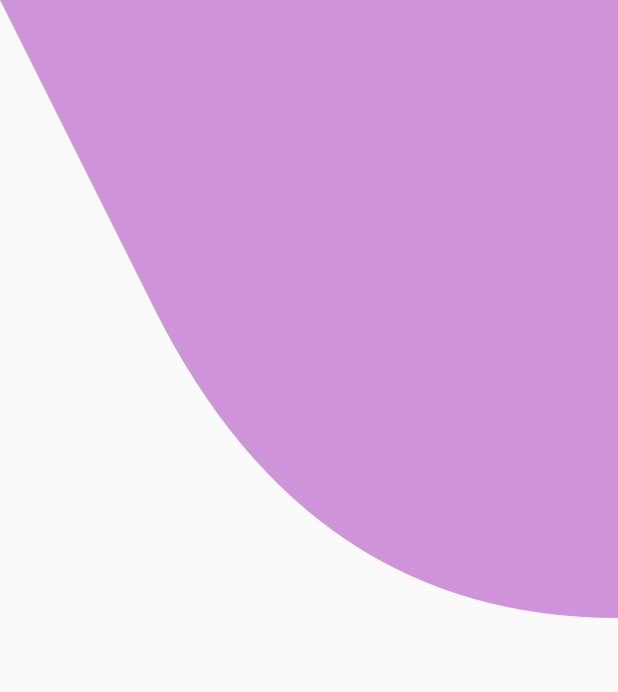
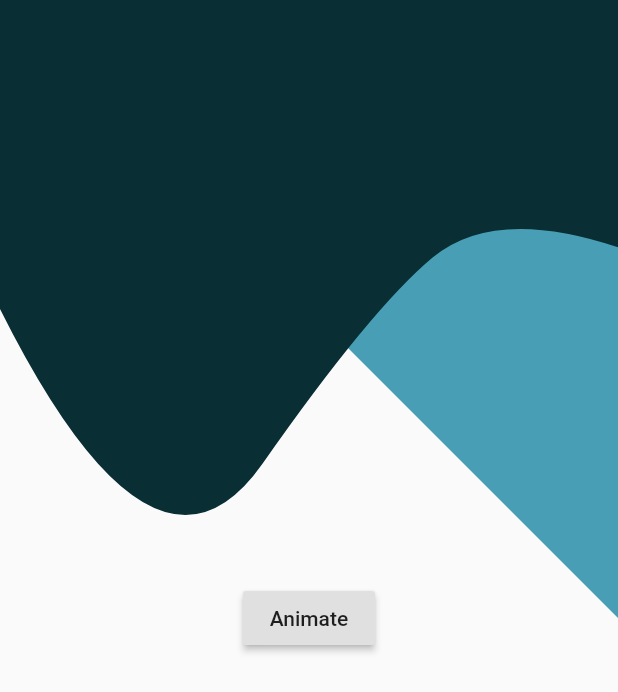
Before and after one commit to Nighthawk4709/Study, a Flutter app: the screen it shows after launch, on a phone screen of 412 x 824 dp. Shown: the top 692 px of the screen. Run offline on Flutter 3.47's test engine with Material 2 defaults, Android fonts, the phone set to English and light mode, and no system bars.

Commit message:
animation part 1 complete

```diff
--- a/lib/animation/background_painter.dart
+++ b/lib/animation/background_painter.dart
@@ -1,27 +1,66 @@
+import 'dart:ui';
+
 import 'package:flutter/cupertino.dart';
 import 'package:flutter/material.dart';
 import 'package:flutter/rendering.dart';
 import 'package:study/login/login.dart';
+import 'dart:math';
+
+class ExtendedColor {
+  static const Color darkBlue = Color(0xff092E34);
+  static const Color lightBlue = Color(0xff489FB5);
+  static const Color orange = Color(0xffFFA62B);
+  static const Color darkOrange = Color(0xffCC7700);
+}
 
 class BackgroundPainter extends CustomPainter {
+  final Animation<double> liquidAnim;
+  final Animation<double> blueAnim;
+  final Animation<double> greyAnim;
+  final Animation<double> orangeAnim;
   final Paint bluePaint;
   final Paint greyPaint;
   final Paint orangePaint;
 
-  BackgroundPainter()
+  BackgroundPainter({Animation<double> animation})
       : bluePaint = Paint()
-          ..color = Colors.purple[200]
+          ..color = ExtendedColor.lightBlue
           ..style = PaintingStyle.fill,
         greyPaint = Paint()
-          ..color = Colors.grey
+          ..color = ExtendedColor.darkBlue
           ..style = PaintingStyle.fill,
         orangePaint = Paint()
-          ..color = Colors.grey
-          ..style = PaintingStyle.fill;
+          ..color = ExtendedColor.darkOrange
+          ..style = PaintingStyle.fill,
+        liquidAnim = CurvedAnimation(
+          parent: animation,
+          curve: Curves.elasticOut,
+          reverseCurve: Curves.easeInBack,
+        ),
+        blueAnim = CurvedAnimation(
+          parent: animation,
+          curve: const SpringCurve(),
+          reverseCurve: Curves.easeInCirc,
+        ),
+        greyAnim = CurvedAnimation(
+          parent: animation,
+          curve: const Interval(0, 0.8,
+              curve: Interval(0, 0.9, curve: SpringCurve())),
+        ),
+        orangeAnim = CurvedAnimation(
+          parent: animation,
+          curve: const Interval(0, 0.7,
+              curve: Interval(0, 0.8, curve: SpringCurve())),
+        ),
+        super(repaint: animation);
+
   @override
   void paint(Canvas canvas, Size size) {
-    print(size);
     paintBlue(canvas, size);
+
+    paintgrey(canvas, size);
+
+    paintorange(canvas, size);
   }
 
   void paintBlue(Canvas canvas, Size size) {
@@ -30,19 +69,91 @@ class BackgroundPainter extends CustomPainter {
     path.moveTo(size.width, size.height / 2);
     path.lineTo(size.width, 0);
     path.lineTo(0, 0);
+    path.lineTo(0, lerpDouble(0, size.height, blueAnim.value));
     _addPointsToPath(path, [
-      Point(0, 0),
-      Point(size.width / 2, size.height / 2),
-      Point(size.width, size.height / 2),
+      Point(lerpDouble(0, size.width / 3, blueAnim.value),
+          lerpDouble(0, size.height, blueAnim.value)),
+      Point(lerpDouble(size.width / 2, size.width / 4 * 3, liquidAnim.value),
+          lerpDouble(size.width / 2, size.height / 4 * 3, liquidAnim.value)),
+      Point(size.width,
+          lerpDouble(size.height / 2, size.height * 3 / 4, liquidAnim.value)),
     ]);
 
     path.close();
     canvas.drawPath(path, bluePaint);
   }
 
-  void paintgrey(Canvas canvas, Size size) {}
+  void paintgrey(Canvas canvas, Size size) {
+    final path = Path();
+    path.moveTo(size.width, 300);
+    path.lineTo(size.width, 0);
+    path.lineTo(0, 0);
+    path.lineTo(
+      0,
+      lerpDouble(
+        size.height / 4,
+        size.height / 2,
+        greyAnim.value,
+      ),
+    );
+    _addPointsToPath(
+      path,
+      [
+        Point(
+          size.width / 4,
+          lerpDouble(size.height / 2, size.height * 3 / 4, liquidAnim.value),
+        ),
+        Point(
+          size.width * 3 / 5,
+          lerpDouble(size.height / 4, size.height / 2, liquidAnim.value),
+        ),
+        Point(
+          size.width * 4 / 5,
+          lerpDouble(size.height / 6, size.height / 3, greyAnim.value),
+        ),
+        Point(
+          size.width,
+          lerpDouble(size.height / 5, size.height / 4, greyAnim.value),
+        ),
+      ],
+    );
 
-  void paintorange(Canvas canvas, Size size) {}
+    canvas.drawPath(path, greyPaint);
+  }
+
+  void paintorange(Canvas canvas, Size size) {
+    if (orangeAnim.value > 0) {
+      final path = Path();
+
+      path.moveTo(size.width * 3 / 4, 0);
+      path.lineTo(0, 0);
+      path.lineTo(
+        0,
+        lerpDouble(0, size.height / 12, orangeAnim.value),
+      );
+
+      _addPointsToPath(path, [
+        Point(
+          size.width / 7,
+          lerpDouble(0, size.height / 6, liquidAnim.value),
+        ),
+        Point(
+          size.width / 3,
+          lerpDouble(0, size.height / 10, liquidAnim.value),
+        ),
+        Point(
+          size.width / 3 * 2,
+          lerpDouble(0, size.height / 8, liquidAnim.value),
+        ),
+        Point(
+          size.width * 3 / 4,
+          0,
+        ),
+      ]);
+
+      canvas.drawPath(path, orangePaint);
+    }
+  }
 
   @override
   bool shouldRepaint(covariant CustomPainter oldDelegate) {
@@ -75,3 +186,17 @@ class Point {
 
   Point(this.x, this.y);
 }
+
+class SpringCurve extends Curve {
+  const SpringCurve({
+    this.a = 0.15,
+    this.w = 19.4,
+  });
+  final double a;
+  final double w;
+
+  @override
+  double transformInternal(double t) {
+    return (-pow(e, -t / a) * cos(t * w) + 1).toDouble();
+  }
+}
--- a/lib/login/login.dart
+++ b/lib/login/login.dart
@@ -9,7 +9,24 @@ class Loginscreen extends StatefulWidget {
   _LoginscreenState createState() => _LoginscreenState();
 }
 
-class _LoginscreenState extends State<Loginscreen> {
+class _LoginscreenState extends State<Loginscreen>
+    with SingleTickerProviderStateMixin {
+  AnimationController _controller;
+
+  @override
+  void initState() {
+    //TODO: implement init state
+    // vsync triggers update
+    _controller =
+        AnimationController(vsync: this, duration: Duration(seconds: 2));
+    super.initState();
+  }
+
+  void dispose() {
+    _controller.dispose();
+    super.dispose();
+  }
+
   @override
   Widget build(BuildContext context) {
     return Scaffold(
@@ -17,9 +34,18 @@ class _LoginscreenState extends State<Loginscreen> {
         children: [
           SizedBox.expand(
             child: CustomPaint(
-              painter: BackgroundPainter(),
+              painter: BackgroundPainter(
+                animation: _controller.view,
+              ),
             ),
-          )
+          ),
+          Center(
+              child: RaisedButton(
+            onPressed: () {
+              _controller.forward(from: 0);
+            },
+            child: Text('Animate'),
+          )),
         ],
       ),
     );
--- a/lib/main.dart
+++ b/lib/main.dart
@@ -15,9 +15,7 @@ class MyApp extends StatelessWidget {
       debugShowCheckedModeBanner: false,
       title: 'Study',
       theme: ThemeData(backgroundColor: Colors.transparent),
-      home: Scaffold(
-        body: Loginscreen(),
-      ),
+      home: Loginscreen(),
     );
   }
 }
```
